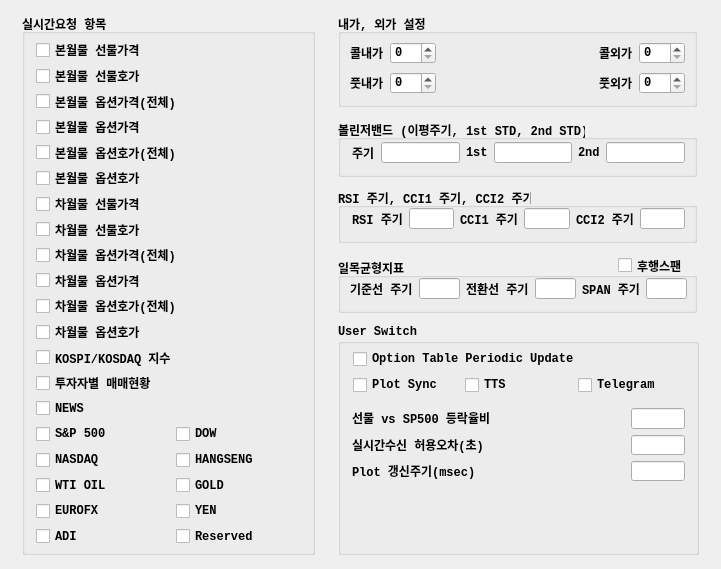
Qt form UI/realtimeitem.ui (skygoldfish/SkyBot) before a commit.
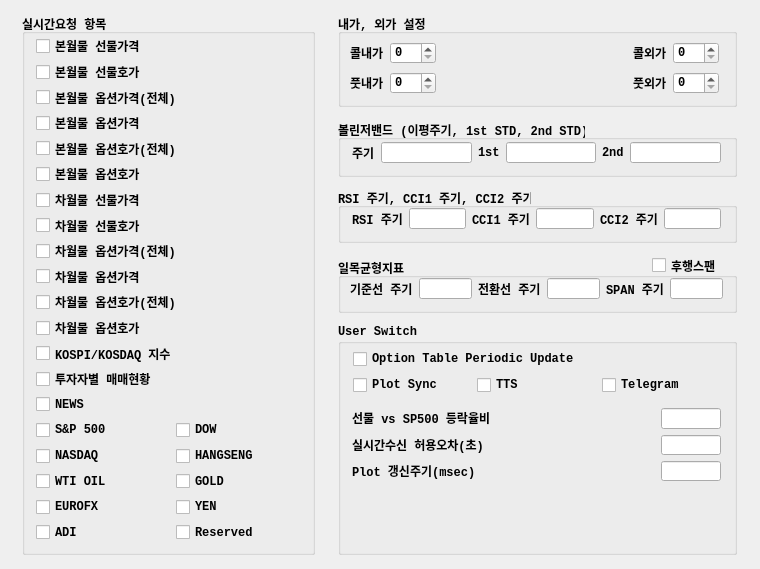
The same form after that commit.

Commit message: 소스정리

What changed in the file:
```diff
--- a/UI/realtimeitem.ui
+++ b/UI/realtimeitem.ui
@@ -6,7 +6,7 @@
    <rect>
     <x>0</x>
     <y>0</y>
-    <width>721</width>
+    <width>760</width>
     <height>569</height>
    </rect>
   </property>
@@ -39,7 +39,7 @@
     <property name="geometry">
      <rect>
       <x>14</x>
-      <y>26</y>
+      <y>22</y>
       <width>273</width>
       <height>506</height>
      </rect>
@@ -434,7 +434,7 @@
     <rect>
      <x>338</x>
      <y>120</y>
-     <width>359</width>
+     <width>399</width>
      <height>57</height>
     </rect>
    </property>
@@ -453,7 +453,7 @@
      <rect>
       <x>14</x>
       <y>22</y>
-      <width>333</width>
+      <width>369</width>
       <height>21</height>
      </rect>
     </property>
@@ -529,7 +529,7 @@
     <rect>
      <x>338</x>
      <y>14</y>
-     <width>359</width>
+     <width>399</width>
      <height>93</height>
     </rect>
    </property>
@@ -548,7 +548,7 @@
      <rect>
       <x>12</x>
       <y>58</y>
-      <width>335</width>
+      <width>369</width>
       <height>22</height>
      </rect>
     </property>
@@ -593,7 +593,7 @@
      <rect>
       <x>12</x>
       <y>28</y>
-      <width>335</width>
+      <width>369</width>
       <height>22</height>
      </rect>
     </property>
@@ -639,7 +639,7 @@
     <rect>
      <x>338</x>
      <y>324</y>
-     <width>361</width>
+     <width>399</width>
      <height>231</height>
     </rect>
    </property>
@@ -658,7 +658,7 @@
      <rect>
       <x>15</x>
       <y>25</y>
-      <width>331</width>
+      <width>367</width>
       <height>48</height>
      </rect>
     </property>
@@ -702,7 +702,7 @@
      <rect>
       <x>14</x>
       <y>84</y>
-      <width>333</width>
+      <width>369</width>
       <height>73</height>
      </rect>
     </property>
@@ -786,7 +786,7 @@
     <rect>
      <x>338</x>
      <y>188</y>
-     <width>359</width>
+     <width>399</width>
      <height>55</height>
     </rect>
    </property>
@@ -805,7 +805,7 @@
      <rect>
       <x>14</x>
       <y>20</y>
-      <width>333</width>
+      <width>369</width>
       <height>21</height>
      </rect>
     </property>
@@ -881,7 +881,7 @@
     <rect>
      <x>338</x>
      <y>258</y>
-     <width>359</width>
+     <width>399</width>
      <height>55</height>
     </rect>
    </property>
@@ -898,7 +898,7 @@
    <widget class="QCheckBox" name="checkBox_lagging_span">
     <property name="geometry">
      <rect>
-      <x>280</x>
+      <x>314</x>
       <y>-2</y>
       <width>69</width>
       <height>19</height>
@@ -920,7 +920,7 @@
      <rect>
       <x>12</x>
       <y>20</y>
-      <width>337</width>
+      <width>373</width>
       <height>21</height>
      </rect>
     </property>
```
The commit also changes 1 other file.
